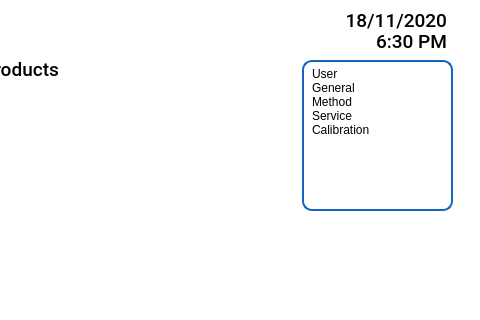
Qt form pApp-22-June-2021/mainwindow.ui (ChandraMVE/PSSC_QT_Development) before a commit; both pictures show x 288 to 768 and y 0 to 320 of the 768 by 1024 pixel window.
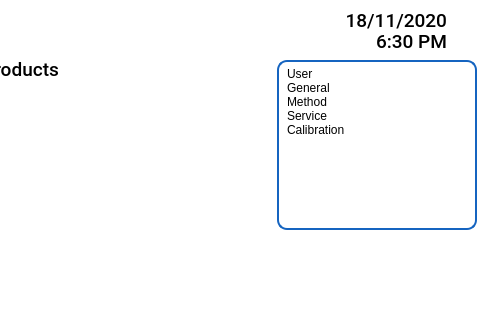
The same form after that commit. Custom widgets are drawn as their Qt base class.

Diff of the .ui file:
```diff
--- a/pApp-22-June-2021/mainwindow.ui
+++ b/pApp-22-June-2021/mainwindow.ui
@@ -235,10 +235,10 @@
    <widget class="QListWidget" name="listSetupMenu">
     <property name="geometry">
      <rect>
-      <x>590</x>
+      <x>565</x>
       <y>60</y>
-      <width>151</width>
-      <height>151</height>
+      <width>200</width>
+      <height>170</height>
      </rect>
     </property>
     <property name="focusPolicy">
```
